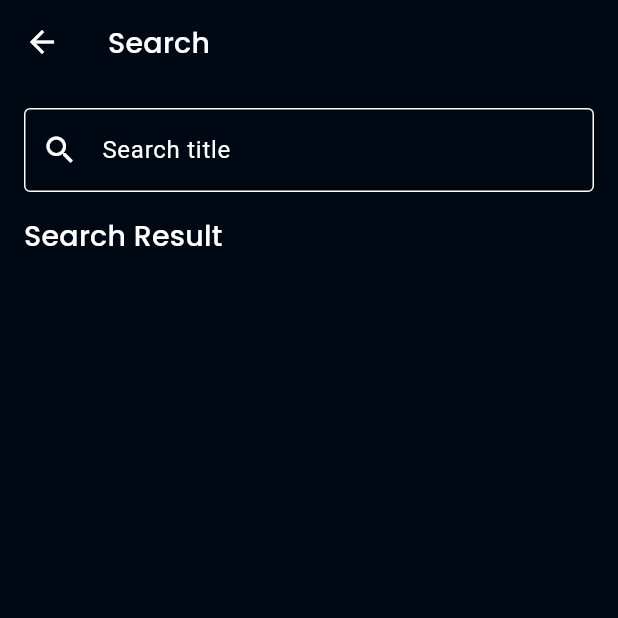
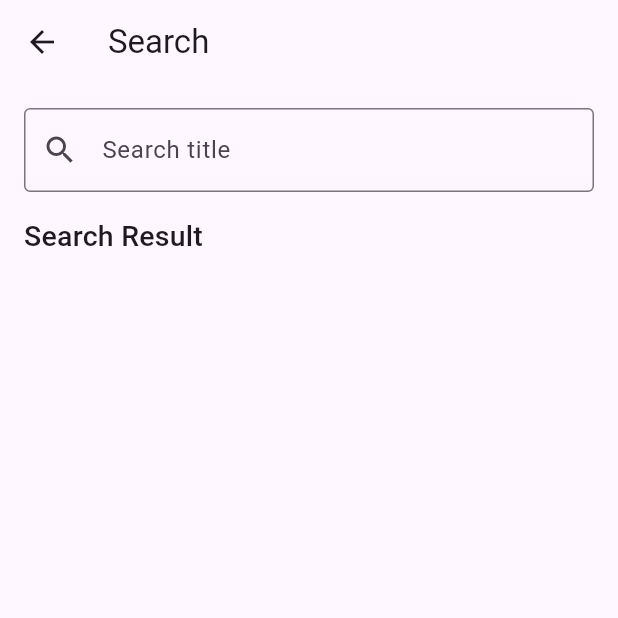
Before and after one commit to jiwomdf/Flutter_TV_Series, a Flutter app: the SearchScreen screen opened by its route, on a phone screen of 412 x 824 dp, the top half of it. Run offline on Flutter 3.47's test engine with Material 3 defaults, Android fonts, the phone set to English and light mode, and no system bars; our stand-ins replace cached_network_image, dartz, equatable, flutter_rating_bar, get_it, google_fonts and 1 more; accounts and stored records are empty; network calls fail; Roboto replaces fonts that are missing (Abel).

```diff
--- a/lib/common/constants.dart
+++ b/lib/common/constants.dart
@@ -4,6 +4,7 @@ import 'package:google_fonts/google_fonts.dart';
 const String BASE_IMAGE_URL = 'https://image.tmdb.org/t/p/w500';
 
 // colors
+const Color kWhite = Color(0xFFFFFFFF);
 const Color kRichBlack = Color(0xFF000814);
 const Color kOxfordBlue = Color(0xFF001D3D);
 const Color kPrussianBlue = Color(0xFF003566);
@@ -13,13 +14,13 @@ const Color kGrey = Color(0xFF303030);
 
 // text style
 final TextStyle kHeading5 =
-    GoogleFonts.poppins(fontSize: 23, fontWeight: FontWeight.w400);
-final TextStyle kHeading6 = GoogleFonts.poppins(
-    fontSize: 19, fontWeight: FontWeight.w500, letterSpacing: 0.15);
-final TextStyle kSubtitle = GoogleFonts.poppins(
-    fontSize: 15, fontWeight: FontWeight.w400, letterSpacing: 0.15);
-final TextStyle kBodyText = GoogleFonts.poppins(
-    fontSize: 13, fontWeight: FontWeight.w400, letterSpacing: 0.25);
+    GoogleFonts.abel(fontSize: 23, fontWeight: FontWeight.w400);
+final TextStyle kHeading6 =
+    GoogleFonts.abel(fontSize: 19, fontWeight: FontWeight.w500, letterSpacing: 0.15);
+final TextStyle kSubtitle =
+    GoogleFonts.abel(fontSize: 15, fontWeight: FontWeight.w400, letterSpacing: 0.15);
+final TextStyle kBodyText =
+    GoogleFonts.abel(fontSize: 13, fontWeight: FontWeight.w400, letterSpacing: 0.25);
 
 // text theme
 final kTextTheme = TextTheme(
@@ -28,19 +29,3 @@ final kTextTheme = TextTheme(
   subtitle1: kSubtitle,
   bodyText2: kBodyText,
 );
-
-const kColorScheme = ColorScheme(
-  primary: kMikadoYellow,
-  primaryContainer: kMikadoYellow,
-  secondary: kPrussianBlue,
-  secondaryContainer: kPrussianBlue,
-  surface: kRichBlack,
-  background: kRichBlack,
-  error: Colors.red,
-  onPrimary: kRichBlack,
-  onSecondary: Colors.white,
-  onSurface: Colors.white,
-  onBackground: Colors.white,
-  onError: Colors.white,
-  brightness: Brightness.dark,
-);
--- a/lib/domain/entities/movie.dart
+++ b/lib/domain/entities/movie.dart
@@ -5,13 +5,13 @@ class Movie extends Equatable {
   bool? adult;
   String? backdropPath;
   List<int>? genreIds;
-  int id;
+  final int id;
   String? originalTitle;
-  String? overview;
+  final String? overview;
   double? popularity;
-  String? posterPath;
+  final String? posterPath;
   String? releaseDate;
-  String? title;
+  final String? title;
   bool? video;
   double? voteAverage;
   int? voteCount;
--- a/lib/presentation/pages/detail/detail_content_widget.dart
+++ b/lib/presentation/pages/detail/detail_content_widget.dart
@@ -38,7 +38,7 @@ class DetailContent extends StatelessWidget {
             builder: (context, scrollController) {
               return Container(
                 decoration: BoxDecoration(
-                  color: kRichBlack,
+                  color: kWhite,
                   borderRadius: BorderRadius.vertical(top: Radius.circular(16)),
                 ),
                 padding: const EdgeInsets.only(
@@ -211,7 +211,6 @@ class DetailContent extends StatelessWidget {
         Padding(
           padding: const EdgeInsets.all(8.0),
           child: CircleAvatar(
-            backgroundColor: kRichBlack,
             foregroundColor: Colors.white,
             child: IconButton(
               icon: Icon(Icons.arrow_back),
```
Also changed, not shown: lib/main.dart (+1 -6 lines).
